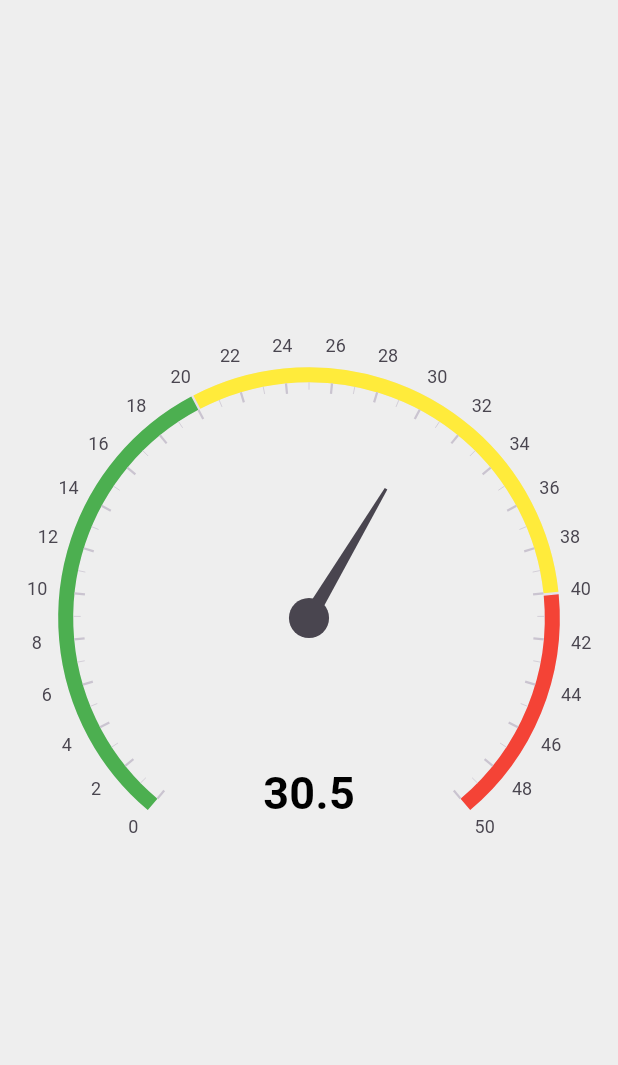
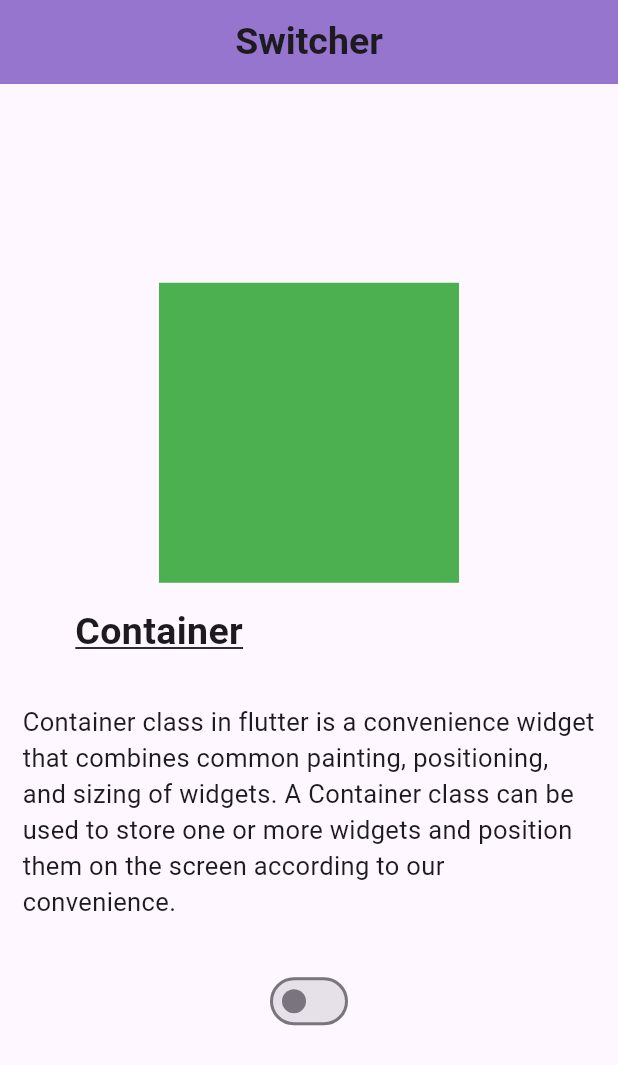
Before and after one commit to azizbekyokhubov1999/widgets_flutter_practise, a Flutter app: the screen it shows after launch, on a phone screen of 412 x 824 dp. Shown: the top 1065 px of the screen. Run offline on Flutter 3.47's test engine with Material 3 defaults, Android fonts, the phone set to English and light mode, and no system bars; drawn by our look-alikes of syncfusion_flutter_gauges; our stand-ins replace another_carousel_pro, country_picker, curved_navigation_bar, fl_chart, flutter_slidable, liquid_pull_to_refresh and 4 more.

Commit message:
for video 41 | Dark mode and light mode

```diff
--- a/lib/main.dart
+++ b/lib/main.dart
@@ -5,6 +5,7 @@ import 'package:widgets_flutter_practise/pages/check_box.dart';
 import 'package:widgets_flutter_practise/pages/choice_chip.dart';
 import 'package:widgets_flutter_practise/pages/country_picker.dart';
 import 'package:widgets_flutter_practise/pages/curved_bnb.dart';
+import 'package:widgets_flutter_practise/pages/dark&light_mode.dart';
 import 'package:widgets_flutter_practise/pages/data_table.dart';
 import 'package:widgets_flutter_practise/pages/date_picker.dart';
 import 'package:widgets_flutter_practise/pages/dialog_widget.dart';
@@ -50,10 +51,10 @@ class MyApp extends StatelessWidget {
     return MaterialApp(
       title: 'Flutter Widgets',
       debugShowCheckedModeBanner: false,
-      theme: ThemeData(
-        useMaterial3: true,
-      ),
-      home: MyGaugeChart()
+      // theme: ThemeData(
+      //   useMaterial3: true,
+      // ),
+      home: MyDarkLightMode()
     );
   }
 }
--- /dev/null
+++ b/lib/pages/dark&light_mode.dart
@@ -0,0 +1,75 @@
+import 'package:flutter/material.dart';
+
+class MyDarkLightMode extends StatefulWidget {
+  const MyDarkLightMode({super.key});
+
+  @override
+  State<MyDarkLightMode> createState() => _MyDarkLightModeState();
+}
+
+class _MyDarkLightModeState extends State<MyDarkLightMode> {
+
+  bool isSwitched = false;
+
+  @override
+  Widget build(BuildContext context) {
+
+    return MaterialApp(
+      debugShowCheckedModeBanner: false,
+      theme: isSwitched ? ThemeData.dark() : ThemeData.light(),
+      home: Scaffold(
+        appBar: AppBar(
+           backgroundColor: isSwitched ? Colors.deepPurple : Colors.deepPurple[300],
+          centerTitle: true,
+          title: Text("Switcher",
+          style: TextStyle(
+            fontSize: 25,
+            fontWeight: FontWeight.bold
+          ),
+          ),
+        ),
+        body: Column(
+          mainAxisAlignment: MainAxisAlignment.center,
+          children: [
+            Center(
+              child: Container(
+                height: 200,
+                width: 200,
+                color: isSwitched ? Colors.white : Colors.green,
+              ),
+            ),
+            SizedBox(height: 15),
+            Padding(
+              padding:  EdgeInsets.only(right: 200),
+              child: Text("Container",
+              style: TextStyle(
+                fontSize: 25,
+                fontWeight: FontWeight.bold,
+                decoration: TextDecoration.underline
+              ),
+              ),
+            ),
+            SizedBox(height: 15),
+            Padding(
+              padding: const EdgeInsets.all(15),
+              child: Text("Container class in flutter is a convenience widget that combines common painting, positioning, and sizing of widgets. A Container class can be used to store one or more widgets and position them on the screen according to our convenience.",
+              style: TextStyle(
+                fontSize: 17,
+              ),
+              ),
+            ),
+            SizedBox(height: 15),
+            Switch(
+                value: isSwitched,
+                onChanged: (value){
+                  setState(() {
+                    isSwitched = value;
+                  });
+                }
+            )
+          ],
+        ),
+      ),
+    );
+  }
+}
```
